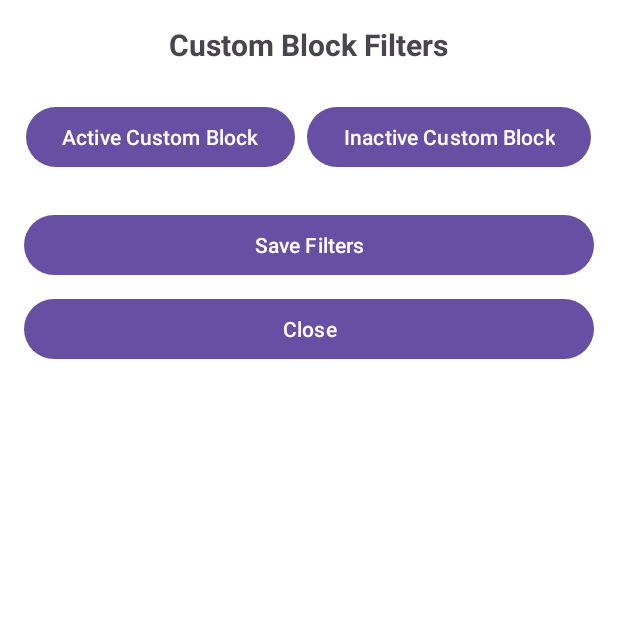
After one commit to UmairHafeez0/oldamazonflex, an Android app: the FilterFragment screen opened through its navigation route, on a phone screen of 412 x 824 dp, the top half of it. The commit adds this screen. Run offline under Robolectric (Android 15) with nearby library versions, the phone set to English and light mode, and no system bars.

Commit message:
New Custom Filter Added

```diff
--- /dev/null
+++ b/app/src/main/java/com/example/oldflex/FilterFragment.kt
@@ -0,0 +1,104 @@
+package com.example.oldflex
+
+import android.content.Context
+import android.os.Bundle
+import android.view.LayoutInflater
+import android.view.View
+import android.view.ViewGroup
+import android.widget.Toast
+import androidx.fragment.app.Fragment
+import com.example.oldflex.databinding.FragmentFilterBinding
+
+class FilterFragment : Fragment() {
+    private var _binding: FragmentFilterBinding? = null
+    private val binding get() = _binding!!
+
+    private val PREF_NAME = "custom_block_prefs"
+
+    override fun onCreateView(
+        inflater: LayoutInflater, container: ViewGroup?,
+        savedInstanceState: Bundle?
+    ): View {
+        _binding = FragmentFilterBinding.inflate(inflater, container, false)
+        return binding.root
+    }
+
+    override fun onViewCreated(view: View, savedInstanceState: Bundle?) {
+        super.onViewCreated(view, savedInstanceState)
+        loadSavedData()
+
+        // Toggle active/inactive
+        binding.btnActive.setOnClickListener {
+            binding.activeOptionsLayout.visibility = View.VISIBLE
+            Toast.makeText(requireContext(), "Active Custom Block selected", Toast.LENGTH_SHORT).show()
+        }
+
+        binding.btnInactive.setOnClickListener {
+            binding.activeOptionsLayout.visibility = View.GONE
+            clearActiveInputs()
+            saveData("mode", "inactive")
+            Toast.makeText(requireContext(), "Inactive Custom Block selected", Toast.LENGTH_SHORT).show()
+        }
+
+        // Save button
+        binding.applyButton.setOnClickListener {
+            saveInputs()
+        }
+
+        // Close
+        binding.closeButton.setOnClickListener {
+            requireActivity().onBackPressedDispatcher.onBackPressed()
+        }
+    }
+
+    private fun saveInputs() {
+        val prefs = requireContext().getSharedPreferences(PREF_NAME, Context.MODE_PRIVATE)
+        val editor = prefs.edit()
+
+        editor.putString("mode", "active")
+        editor.putString("station_code", binding.inputStationCode.text.toString())
+        editor.putString("time", binding.inputTime.text.toString())
+        editor.putString("hours", binding.inputHours.text.toString())
+        editor.putString("price", binding.inputPrice.text.toString())
+        editor.putString("date", binding.inputDate.text.toString())
+
+        editor.apply()
+
+        Toast.makeText(requireContext(), "Filters saved successfully!", Toast.LENGTH_SHORT).show()
+    }
+    private fun saveData(key: String, value: String) {
+        val prefs = requireContext().getSharedPreferences(PREF_NAME, Context.MODE_PRIVATE)
+        val editor = prefs.edit()
+        editor.putString(key, value)
+        editor.apply()
+    }
+
+    private fun loadSavedData() {
+        val prefs = requireContext().getSharedPreferences(PREF_NAME, Context.MODE_PRIVATE)
+        val mode = prefs.getString("mode", "inactive")
+
+        if (mode == "active") {
+            binding.activeOptionsLayout.visibility = View.VISIBLE
+            binding.inputStationCode.setText(prefs.getString("station_code", ""))
+            binding.inputTime.setText(prefs.getString("time", ""))
+            binding.inputHours.setText(prefs.getString("hours", ""))
+            binding.inputPrice.setText(prefs.getString("price", ""))
+            binding.inputDate.setText(prefs.getString("date", ""))
+        } else {
+            binding.activeOptionsLayout.visibility = View.GONE
+        }
+    }
+
+    private fun clearActiveInputs() {
+        binding.inputStationCode.setText("")
+        binding.inputTime.setText("")
+        binding.inputHours.setText("")
+        binding.inputPrice.setText("")
+        binding.inputDate.setText("")
+    }
+
+    override fun onDestroyView() {
+        super.onDestroyView()
+        _binding = null
+    }
+}
--- a/app/src/main/java/com/example/oldflex/FirstFragment.kt
+++ b/app/src/main/java/com/example/oldflex/FirstFragment.kt
@@ -1,5 +1,6 @@
 package com.example.oldflex
 
+import android.content.Context
 import android.content.Intent
 import android.os.Bundle
 import android.os.Handler
@@ -60,6 +61,9 @@ class FirstFragment : Fragment() {
     override fun onViewCreated(view: View, savedInstanceState: Bundle?) {
         super.onViewCreated(view, savedInstanceState)
 
+        binding.menuButton.setOnClickListener {
+            findNavController().navigate(R.id.action_FirstFragment_to_FilterFragment)
+        }
         parentFragmentManager.setFragmentResultListener("delivery_scheduled", viewLifecycleOwner) { requestKey, bundle ->
             if (isAdded && _binding != null) {
                 val location = bundle.getString("scheduled_location", "")
@@ -117,6 +121,18 @@ class FirstFragment : Fragment() {
 
         swipeRefreshLayout.setProgressViewOffset(false, 0,
             resources.getDimensionPixelSize(R.dimen.refresh_offset))
+    }
+
+    private fun getCustomBlockSettings(): Map<String, String?> {
+        val prefs = requireContext().getSharedPreferences("custom_block_prefs", Context.MODE_PRIVATE)
+        return mapOf(
+            "mode" to prefs.getString("mode", "inactive"),
+            "station_code" to prefs.getString("station_code", null),
+            "time" to prefs.getString("time", null),
+            "hours" to prefs.getString("hours", null),
+            "price" to prefs.getString("price", null),
+            "date" to prefs.getString("date", null)
+        )
     }
 
     private fun setupUpdateButton() {
@@ -299,8 +315,27 @@ class FirstFragment : Fragment() {
 
                 if (!isAdded) return@launch
 
-                val newOffers = generateNewOffers().filterNot { offer ->
-                    removedOfferIds.contains(offer.id)
+                // ✅ Check for custom block mode
+                val customSettings = getCustomBlockSettings()
+                val isCustomActive = customSettings["mode"] == "active"
+
+                val newOffers = if (isCustomActive) {
+                    // Create a single offer from the saved filter settings
+                    listOf(
+                        Offer(
+                            id = "custom_block",
+                            location = customSettings["station_code"] ?: "Custom Station",
+                            startTime = customSettings["time"] ?: "N/A",
+                            endTime = "", // Optional — you can calculate if needed
+                            duration = "${customSettings["hours"] ?: "0"} hr",
+                            price = customSettings["price"]?.let { "$$it" } ?: "$0.00"
+                        )
+                    )
+                } else {
+                    // Default random offers
+                    generateNewOffers().filterNot { offer ->
+                        removedOfferIds.contains(offer.id)
+                    }
                 }
 
                 withContext(Dispatchers.Main) {
@@ -311,6 +346,13 @@ class FirstFragment : Fragment() {
                     if (newOffers != currentOffers) {
                         updateOffersList(newOffers, currentOffers)
                     }
+
+// If custom block active, skip offer count updates and blinking
+                    if (customSettings["mode"] != "active") {
+                        updateOffersCount()
+                        blinkOffersText()
+                    }
+
 
                     updateOffersCount()
                     swipeRefreshLayout.isRefreshing = false
@@ -435,7 +477,8 @@ class FirstFragment : Fragment() {
             "Salem, OR (PDX7) - Amazon.com",
             "Troutdale, OR (PDX9) - Amazon.com",
             "Summerville SC (VSC4/SSC4) - Sub Same-Day",
-            "Otay Mesa CA (VCA7) - Sub Same-Day"
+            "Otay Mesa CA (VCA7) - Sub Same-Day",
+            "Seffner FL (VFL4) - Sub Same-Day"
         )
 
         val location = locations.random()
--- /dev/null
+++ b/app/src/main/res/layout/fragment_filter.xml
@@ -0,0 +1,110 @@
+<?xml version="1.0" encoding="utf-8"?>
+<ScrollView xmlns:android="http://schemas.android.com/apk/res/android"
+    android:layout_width="match_parent"
+    android:layout_height="match_parent"
+    android:background="@color/white"
+    android:padding="16dp">
+
+    <LinearLayout
+        android:id="@+id/rootLayout"
+        android:orientation="vertical"
+        android:layout_width="match_parent"
+        android:layout_height="wrap_content">
+
+        <TextView
+            android:text="Custom Block Filters"
+            android:textSize="20sp"
+            android:textStyle="bold"
+            android:layout_marginBottom="24dp"
+            android:layout_gravity="center_horizontal"
+            android:layout_width="wrap_content"
+            android:layout_height="wrap_content" />
+
+        <!-- Active / Inactive Switch Buttons -->
+        <LinearLayout
+            android:orientation="horizontal"
+            android:layout_width="match_parent"
+            android:layout_height="wrap_content"
+            android:gravity="center">
+
+            <Button
+                android:id="@+id/btnActive"
+                android:text="Active Custom Block"
+                android:layout_marginEnd="8dp"
+                android:layout_width="wrap_content"
+                android:layout_height="wrap_content" />
+
+            <Button
+                android:id="@+id/btnInactive"
+                android:text="Inactive Custom Block"
+                android:layout_width="wrap_content"
+                android:layout_height="wrap_content" />
+        </LinearLayout>
+
+        <!-- Active Block Options -->
+        <LinearLayout
+            android:id="@+id/activeOptionsLayout"
+            android:orientation="vertical"
+            android:visibility="gone"
+            android:layout_marginTop="24dp"
+            android:layout_width="match_parent"
+            android:layout_height="wrap_content">
+
+            <TextView
+                android:text="Active Block Details"
+                android:textStyle="bold"
+                android:textSize="16sp"
+                android:layout_marginBottom="8dp"
+                android:layout_width="wrap_content"
+                android:layout_height="wrap_content" />
+
+            <EditText
+                android:id="@+id/inputStationCode"
+                android:hint="Station Code"
+                android:layout_width="match_parent"
+                android:layout_height="wrap_content" />
+
+            <EditText
+                android:id="@+id/inputTime"
+                android:hint="Time"
+                android:layout_marginTop="8dp"
+                android:layout_width="match_parent"
+                android:layout_height="wrap_content" />
+
+            <EditText
+                android:id="@+id/inputHours"
+                android:hint="Hours"
+                android:layout_marginTop="8dp"
+                android:layout_width="match_parent"
+                android:layout_height="wrap_content" />
+
+            <EditText
+                android:id="@+id/inputPrice"
+                android:hint="Price"
+                android:layout_marginTop="8dp"
+                android:layout_width="match_parent"
+                android:layout_height="wrap_content" />
+
+            <EditText
+                android:id="@+id/inputDate"
+                android:hint="Date"
+                android:layout_marginTop="8dp"
+                android:layout_width="match_parent"
+                android:layout_height="wrap_content" />
+        </LinearLayout>
+
+        <Button
+            android:id="@+id/applyButton"
+            android:text="Save Filters"
+            android:layout_marginTop="24dp"
+            android:layout_width="match_parent"
+            android:layout_height="wrap_content" />
+
+        <Button
+            android:id="@+id/closeButton"
+            android:text="Close"
+            android:layout_marginTop="8dp"
+            android:layout_width="match_parent"
+            android:layout_height="wrap_content" />
+    </LinearLayout>
+</ScrollView>
--- a/app/src/main/res/navigation/nav_graph.xml
+++ b/app/src/main/res/navigation/nav_graph.xml
@@ -15,6 +15,10 @@
         <action
             android:id="@+id/action_FirstFragment_to_DeliveryOfferFragment"
             app:destination="@id/nav_schedule"/>
+
+        <action
+            android:id="@+id/action_FirstFragment_to_FilterFragment"
+            app:destination="@id/FilterFragment" />
     </fragment>
 
     <fragment
@@ -22,4 +26,11 @@
         android:name="com.example.oldflex.DeliveryOfferFragment"
         android:label="Delivery Offer"
         tools:layout="@layout/fragment_delivery_offer"/>
+
+    <fragment
+        android:id="@+id/FilterFragment"
+        android:name="com.example.oldflex.FilterFragment"
+        android:label="Filter"
+        tools:layout="@layout/fragment_filter" />
+
 </navigation>
```
